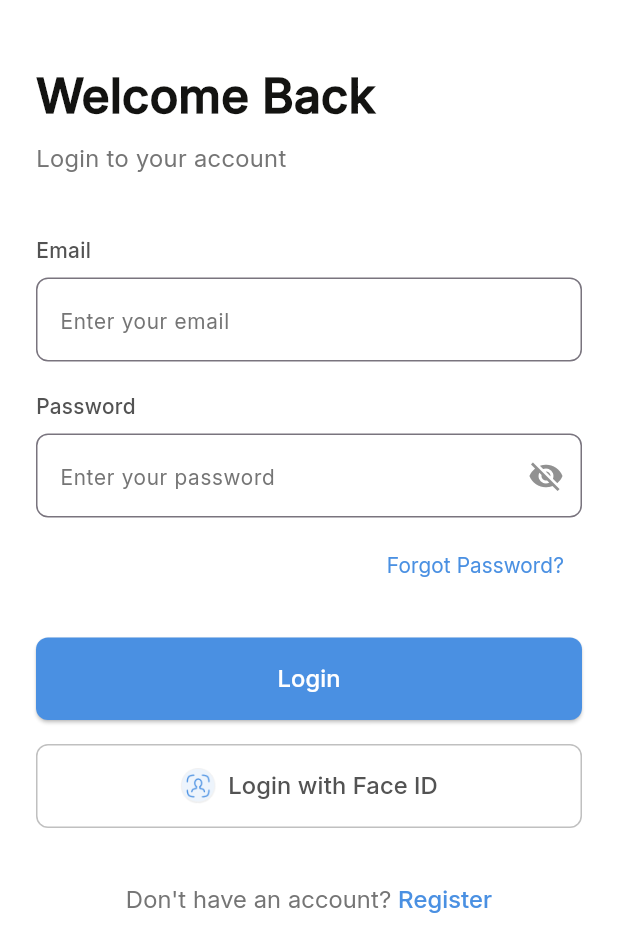
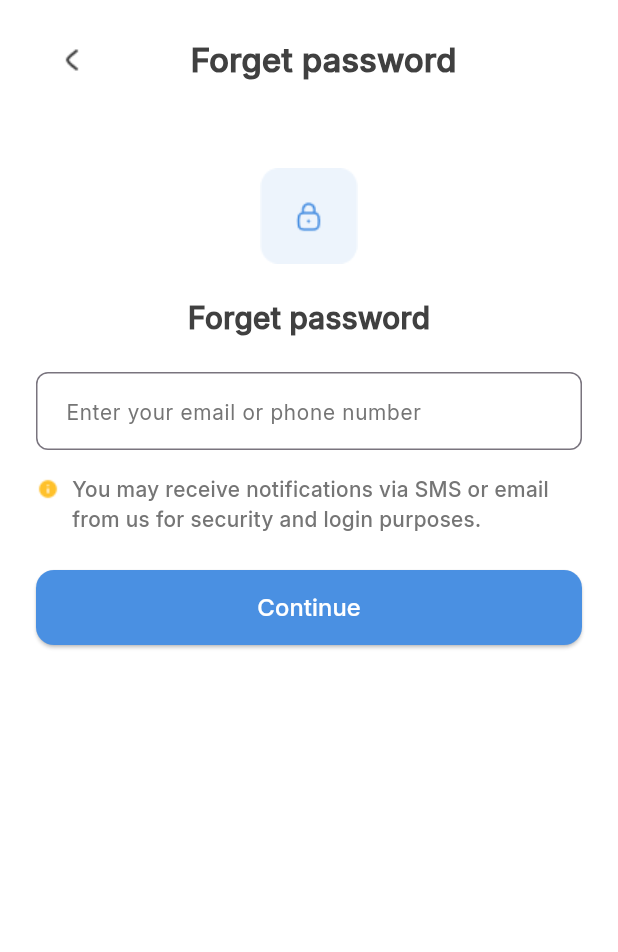
Before and after one commit to mashiurrahman4646/expense, a Flutter app: the screen it shows after launch, after a tap on "Skip", after a tap on "Forgot Password?", on a phone screen of 412 x 824 dp. Shown: the top 952 px of the screen. Run offline on Flutter 3.47's test engine with Material 3 defaults, Android fonts, the phone set to English and light mode, and no system bars; our stand-ins replace camera, get, google_fonts, smooth_page_indicator.

Commit message:
add forget pass and updated some page

```diff
--- a/lib/RegisterScreen/reg_screen.dart
+++ b/lib/RegisterScreen/reg_screen.dart
@@ -24,7 +24,8 @@ class RegistrationScreen extends StatelessWidget {
             height: 24,
             color: Colors.black,
           ),
-          onPressed: () => Get.back(),
+          onPressed: () => Get.offAll(() => LoginScreen()),
+
         ),
         backgroundColor: Colors.transparent,
         elevation: 0,
--- /dev/null
+++ b/lib/forget_password/forget_password_code/forget_password_screen.dart
@@ -0,0 +1,149 @@
+import 'package:flutter/material.dart';
+import 'package:get/get.dart';
+import 'package:your_expense/colors/app_colors.dart';
+import 'package:your_expense/routes/app_routes.dart';
+import 'package:your_expense/text_styles.dart';
+
+class ForgotPasswordScreen extends StatelessWidget {
+
+  @override
+  Widget build(BuildContext context) {
+    return Scaffold(
+      backgroundColor: Colors.white,
+      body: SafeArea(
+        child: SingleChildScrollView(
+          padding: const EdgeInsets.symmetric(horizontal: 24),
+          child: Column(
+            crossAxisAlignment: CrossAxisAlignment.start,
+            children: [
+              const SizedBox(height: 16),
+              // App bar with back button and title
+              Row(
+                children: [
+                  IconButton(
+                    icon: Image.asset('assets/icons/arrow-left.png'),
+                    onPressed: () => Get.back(),
+                    padding: EdgeInsets.zero,
+                    constraints: const BoxConstraints(),
+                  ),
+                  const SizedBox(width: 55),
+                  Text(
+                    'Forget password',  // First occurrence - in app bar
+                    style: TextStyle(
+                      fontFamily: 'Inter',
+                      fontWeight: FontWeight.w700,
+                      fontSize: 22,
+                      color: AppColors.text800,
+                      height: 1.2,
+                    ),
+                  ),
+                ],
+              ),
+              const SizedBox(height: 40),
+
+              // Centered Lock Icon with title below it
+              Center(
+                child: Column(
+                  children: [
+                    Image.asset(
+                      'assets/images/lock_.png',
+                      width: 80,
+                      height: 80,
+                    ),
+                    const SizedBox(height: 16),
+                    Text(
+                      'Forget password',  // Second occurrence - below lock
+                      style: TextStyle(
+                        fontFamily: 'Inter',
+                        fontWeight: FontWeight.w700,
+                        fontSize: 20,
+                        color: AppColors.text800,
+                        height: 1.2,
+                      ),
+                    ),
+                  ],
+                ),
+              ),
+              const SizedBox(height: 24),
+
+              // Email/Phone Input Field
+              TextField(
+                decoration: InputDecoration(
+                  hintText: 'Enter your email or phone number',
+                  hintStyle: AppTextStyles.inputHint,
+                  border: OutlineInputBorder(
+                    borderRadius: BorderRadius.circular(8),
+                    borderSide: BorderSide(color: AppColors.text200),
+                  ),
+                  focusedBorder: OutlineInputBorder(
+                    borderSide: BorderSide(color: AppColors.primary500),
+                  ),
+                  contentPadding: const EdgeInsets.symmetric(
+                    horizontal: 16,
+                    vertical: 14,
+                  ),
+                ),
+                style: AppTextStyles.inputText,
+              ),
+
+              const SizedBox(height: 16),
+
+              Row(
+                crossAxisAlignment: CrossAxisAlignment.start,
+                children: [
+                  Padding(
+                    padding: const EdgeInsets.only(top: 2),
+                    child: Image.asset(
+                      'assets/icons/warning.png',
+                      width: 16,
+                      height: 16,
+                    ),
+                  ),
+                  const SizedBox(width: 8),
+                  Expanded(
+                    child: Text(
+                      'You may receive notifications via SMS or email from us for security and login purposes.',
+                      style: TextStyle(
+                        fontFamily: 'Inter',
+                        fontWeight: FontWeight.w500,
+                        fontSize: 14,
+                        color: AppColors.text500,
+                        height: 1.4,
+                      ),
+                    ),
+                  ),
+                ],
+              ),
+
+              const SizedBox(height: 24),
+
+              SizedBox(
+                width: double.infinity,
+                height: 50,
+                child: ElevatedButton(
+                  onPressed: () => Get.toNamed(AppRoutes.otpVerification),
+                  style: ElevatedButton.styleFrom(
+                    backgroundColor: AppColors.primary500,
+                    shape: RoundedRectangleBorder(
+                      borderRadius: BorderRadius.circular(12),
+                    ),
+                  ),
+                  child: Text(
+                    'Continue',
+                    style: TextStyle(
+                      fontFamily: 'Inter',
+                      fontWeight: FontWeight.w600,
+                      fontSize: 16,
+                      color: Colors.white,
+                      height: 1.2,
+                    ),
+                  ),
+                ),
+              ),
+            ],
+          ),
+        ),
+      ),
+    );
+  }
+}
--- a/lib/login/login_ui/login_screen.dart
+++ b/lib/login/login_ui/login_screen.dart
@@ -85,7 +85,9 @@ class LoginScreen extends StatelessWidget {
               Align(
                 alignment: Alignment.centerRight,
                 child: TextButton(
-                  onPressed: () {},
+                  onPressed: () {
+                    Get.toNamed(AppRoutes.forgetPassword);
+                  },
                   child: Text(
                     'Forgot Password?',
                     style: AppTextStyles.bodySmall.copyWith(
--- a/lib/routes/app_routes.dart
+++ b/lib/routes/app_routes.dart
@@ -1,14 +1,19 @@
-import 'package:flutter/cupertino.dart';
+import 'package:flutter/material.dart';
+import 'package:flutter/services.dart';
 import 'package:get/get.dart';
+import 'package:your_expense/colors/app_colors.dart';
 import '../Facelogin/face_login.dart';
-
 import '../RegisterScreen/reg_screen.dart';
 import '../faceidverification/face_verification_screen.dart';
 import '../faceidverification/faceverificatio_for_reg/SignupfaceVerificationScreen.dart';
 import '../faceidverification/faceverificatio_for_reg/face_confirmation_screen.dart';
+import '../forget_password/forget_password_code/forget_password_screen.dart';
+import '../forget_password/forget_password_email/forget_password_otp_screen.dart';
+import '../forget_password/set_new_password/set_new_password_screen_controller.dart';
 import '../login/login_ui/login_screen.dart';
 import '../onbaording/onboarding_ui/onboarding_screen.dart';
 import '../tram_and_condition/trams_and_condition_screen.dart';
+ // Ensure this import matches your file structure
 
 class AppRoutes {
   static const initial = '/onboarding';
@@ -19,6 +24,9 @@ class AppRoutes {
   static const register = '/register';
   static const termsConditions = '/termsConditions';
   static const faceConfirmation = '/faceConfirmation';
+  static const forgetPassword = '/forgetPassword';
+  static const otpVerification = '/otpVerification';
+  static const setNewPassword = '/setNewPassword';
 
   static final routes = [
     GetPage(name: initial, page: () => OnboardingScreen()),
@@ -29,5 +37,8 @@ class AppRoutes {
     GetPage(name: register, page: () => RegistrationScreen()),
     GetPage(name: termsConditions, page: () => const TermsAndConditionsScreen()),
     GetPage(name: faceConfirmation, page: () => FaceConfirmationScreen()),
+    GetPage(name: forgetPassword, page: () => ForgotPasswordScreen()),
+    GetPage(name: otpVerification, page: () => OtpVerificationScreen()),
+    GetPage(name: setNewPassword, page: () => SetNewPasswordScreen()),
   ];
 }
```
Also changed, not shown: lib/forget_password/forget_password_email/forget_password_otp_screen.dart (added, +273 -0 lines), lib/forget_password/set_new_password/set_new_password_screen_controller.dart (added, +234 -0 lines), assets/icons/warning.png (added), assets/images/lock_.png (added), assets/images/locks.png (added), assets/images/your_lock.png (added), lib/forget_password/forget_password_code/forget_password_controller.dart (added), lib/forget_password/forget_password_email/forget_password_otp_controller.dart (added), lib/forget_password/set_new_password/set_new_password_screen.dart (added).
